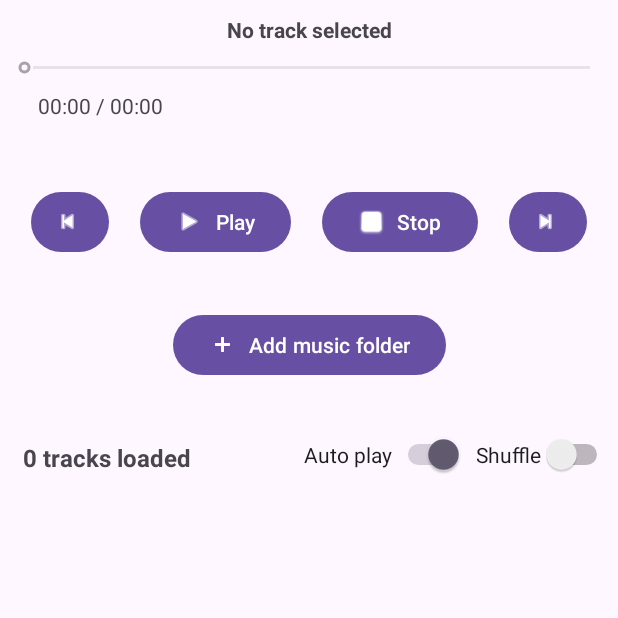
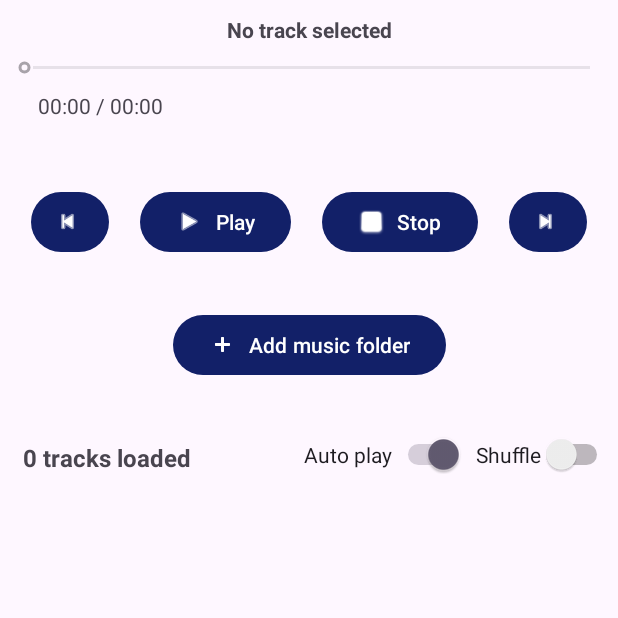
Before and after one commit to AnthonyThomahawk/CozyMusicPlayer, an Android app: the screen it shows after launch (MainActivity), on a phone screen of 412 x 824 dp, the top half of it. Run offline under Robolectric (Android 15) with nearby library versions, the phone set to English and light mode, and no system bars.

Commit message:
Changed app theme to blue

```diff
--- a/app/src/main/res/values-night/themes.xml
+++ b/app/src/main/res/values-night/themes.xml
@@ -1,7 +1,6 @@
 <resources xmlns:tools="http://schemas.android.com/tools">
     <!-- Base application theme. -->
     <style name="Base.Theme.CozyMusicPlayer" parent="Theme.Material3.DayNight.NoActionBar">
-        <!-- Customize your dark theme here. -->
-        <!-- <item name="colorPrimary">@color/my_dark_primary</item> -->
+        <item name="colorPrimary">#A4B0F3</item>
     </style>
 </resources>
--- a/app/src/main/res/values/themes.xml
+++ b/app/src/main/res/values/themes.xml
@@ -1,8 +1,7 @@
-<resources xmlns:tools="http://schemas.android.com/tools">
+<resources xmlns:tools="http://schemas.android.com/tools" xmlns:app="http://schemas.android.com/apk/res-auto">
     <!-- Base application theme. -->
     <style name="Base.Theme.CozyMusicPlayer" parent="Theme.Material3.DayNight.NoActionBar">
-        <!-- Customize your light theme here. -->
-        <!-- <item name="colorPrimary">@color/my_light_primary</item> -->
+        <item name="colorPrimary">#122068</item>
     </style>
 
     <style name="Theme.CozyMusicPlayer" parent="Base.Theme.CozyMusicPlayer" />
```
